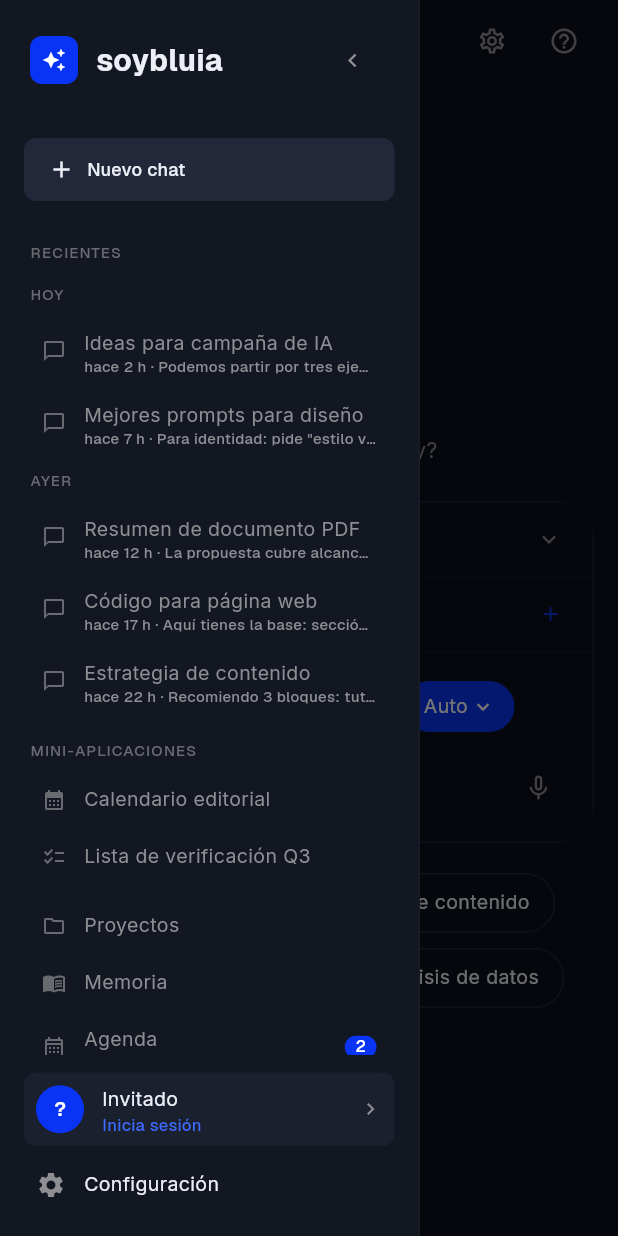
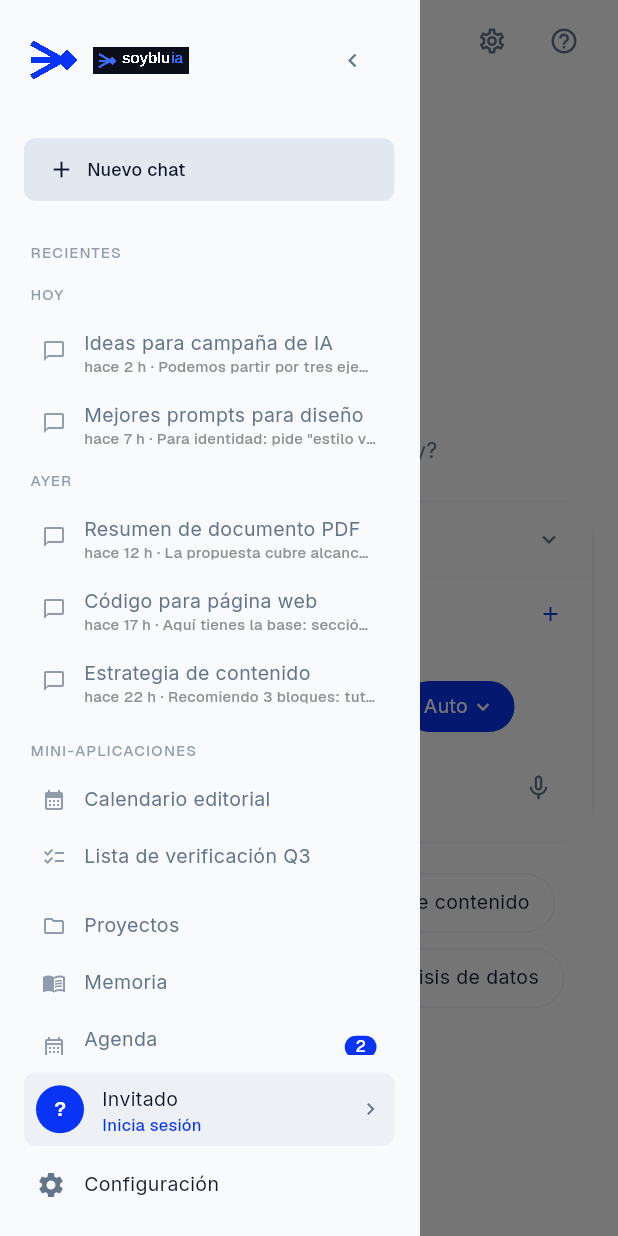
Before and after one commit to gpb-codes/blu-ai, a Flutter app: the screen it shows after launch, with the side drawer open, on a phone screen of 412 x 824 dp. Run offline on Flutter 3.47's test engine with Material 3 defaults, Android fonts, the phone set to English and light mode, and no system bars; our stand-ins replace shared_preferences; Roboto replaces fonts that are missing (Georgia).

Commit message:
UI: tema claro por defecto (blanco+azul) + logos reales
- app_colors.dart: light -> blanco puro #FFFFFF (antes crema), sidebar #F8FAFC, primary #0A34F5
- theme_controller: default 1 (blanco) en vez de 0 (oscuro)
- pubspec: assets/logos/* (mark-azul, wordmark claro/oscuro)
- app_sidebar + top_app_bar: Image.asset logos reales (mark-azul 32px + wordmark segun tema) en vez de Icon
- model_selector: selected azul #0A34F5 con texto/icono blanco (igual que screenshot), check blanco

```diff
--- a/apps/mobile/lib/theme/app_colors.dart
+++ b/apps/mobile/lib/theme/app_colors.dart
@@ -126,37 +126,37 @@ class AppPalette {
     warningContainer: Color(0x1FFFBF36),
   );
 
-  /// Tema claro: fondo crema cálido (claude.ai), superficies cálidas,
-  /// texto #0B0F1A, primario #0A34F5.
+  /// Tema claro (por defecto): blanco puro con azul #0A34F5 — espejo del screenshot
+  /// oscuro pero en claro. Sidebar gris muy claro #F8FAFC, superficies blancas.
   static const light = AppPalette(
-    background: BrandColors.crema,
-    surface: Color(0xFFFAF9F5),
-    surfaceContainerLow: Color(0xFFF0EEE6),
-    surfaceContainer: Color(0xFFEAE7DC),
-    surfaceContainerHigh: Color(0xFFE3E0D4),
-    surfaceContainerHighest: Color(0xFFDDD9CC),
-    surfaceVariant: Color(0xFFEAE7DC),
+    background: Color(0xFFFFFFFF),
+    surface: Color(0xFFFFFFFF),
+    surfaceContainerLow: Color(0xFFF8FAFC),
+    surfaceContainer: Color(0xFFF1F5F9),
+    surfaceContainerHigh: Color(0xFFE2E8F0),
+    surfaceContainerHighest: Color(0xFFD9E2EC),
+    surfaceVariant: Color(0xFFF1F5F9),
     surfaceBright: Color(0xFFFFFFFF),
-    onSurface: BrandColors.negroSuave,
-    onSurfaceVariant: BrandColors.gris,
-    outlineVariant: Color(0xFFDEDACC),
-    outline: BrandColors.gris,
+    onSurface: Color(0xFF0F172A),
+    onSurfaceVariant: Color(0xFF64748B),
+    outlineVariant: Color(0xFFE2E8F0),
+    outline: Color(0xFF94A3B8),
     primary: BrandColors.cobalt,
     onPrimary: Color(0xFFFFFFFF),
     primaryContainer: BrandColors.cobalt,
     onPrimaryContainer: Color(0xFFFFFFFF),
     secondaryContainer: Color(0xFFE0E7FF),
     onSecondaryContainer: Color(0xFF001A97),
-    tertiary: Color(0xFF46464B),
+    tertiary: Color(0xFF475569),
     inversePrimary: BrandColors.cobalt,
-    error: Color(0xFFBA1A1A),
-    errorContainer: Color(0xFFFFDAD6),
-    textQuaternary: Color(0xFF90939C),
-    elevatedOverlay: Color(0xFFF3F3F3),
-    success: Color(0xFF2E7D32),
-    successContainer: Color(0x1A2E7D32),
-    warning: Color(0xFFB26A00),
-    warningContainer: Color(0x1AB26A00),
+    error: Color(0xFFDC2626),
+    errorContainer: Color(0xFFFEE2E2),
+    textQuaternary: Color(0xFF94A3B8),
+    elevatedOverlay: Color(0xFFFFFFFF),
+    success: Color(0xFF16A34A),
+    successContainer: Color(0x1A16A34A),
+    warning: Color(0xFFD97706),
+    warningContainer: Color(0x1AD97706),
   );
 }
 
--- a/apps/mobile/lib/theme/theme_controller.dart
+++ b/apps/mobile/lib/theme/theme_controller.dart
@@ -10,8 +10,8 @@ class ThemeController extends ChangeNotifier {
 
   static const _prefsKey = 'themeIndex';
 
-  /// 0 = oscuro, 1 = blanco, 2 = sistema.
-  int themeIndex = 0;
+  /// 0 = oscuro, 1 = blanco (por defecto), 2 = sistema.
+  int themeIndex = 1;
 
   ThemeMode get mode => switch (themeIndex) {
         0 => ThemeMode.dark,
--- a/apps/mobile/lib/widgets/app_sidebar.dart
+++ b/apps/mobile/lib/widgets/app_sidebar.dart
@@ -274,26 +274,24 @@ class _BrandHeader extends StatelessWidget {
 
   @override
   Widget build(BuildContext context) {
+    final isLight = ThemeScope.of(context).background == AppPalette.light.background;
     return Padding(
       padding: const EdgeInsets.symmetric(horizontal: 4),
       child: Row(
         children: [
-          Container(
-            width: 32,
-            height: 32,
-            decoration: BoxDecoration(
-              color: BrandColors.cobalt,
-              borderRadius: BorderRadius.circular(8),
+          Image.asset('assets/logos/mark-azul.png', width: 32, height: 32, filterQuality: FilterQuality.high),
+          const SizedBox(width: 10),
+          Expanded(
+            child: Image.asset(
+              isLight ? 'assets/logos/wordmark-oscuro.png' : 'assets/logos/wordmark-claro.png',
+              height: 18,
+              alignment: Alignment.centerLeft,
+              fit: BoxFit.contain,
+              filterQuality: FilterQuality.high,
+              errorBuilder: (_, __, ___) => Text('soybluia',
+                  style: kHeadlineMd.copyWith(
+                      color: ThemeScope.of(context).onSurface, fontWeight: FontWeight.bold)),
             ),
-            alignment: Alignment.center,
-            child: const Icon(Icons.auto_awesome, size: 16, color: Colors.white),
-          ),
-          const SizedBox(width: 12),
-          Expanded(
-            child: Text('soybluia',
-                style: kHeadlineMd.copyWith(
-                    color: ThemeScope.of(context).onSurface,
-                    fontWeight: FontWeight.bold)),
           ),
           const SizedBox(width: 4),
           IconButton(
@@ -320,16 +318,7 @@ class _CollapsedBrand extends StatelessWidget {
       child: InkWell(
         onTap: onTap,
         borderRadius: BorderRadius.circular(8),
-        child: Container(
-          width: 40,
-          height: 40,
-          decoration: BoxDecoration(
-            color: BrandColors.cobalt,
-            borderRadius: BorderRadius.circular(10),
-          ),
-          alignment: Alignment.center,
-          child: const Icon(Icons.auto_awesome, size: 18, color: Colors.white),
-        ),
+        child: Image.asset('assets/logos/mark-azul.png', width: 40, height: 40, filterQuality: FilterQuality.high),
       ),
     );
   }
--- a/apps/mobile/lib/widgets/top_app_bar.dart
+++ b/apps/mobile/lib/widgets/top_app_bar.dart
@@ -47,6 +47,7 @@ class TopAppBar extends StatelessWidget {
 
   Widget _buildMobile(BuildContext context) {
     final c = ThemeScope.of(context);
+    final isLight = c.background == AppPalette.light.background;
     return Row(
       children: [
         IconButton(
@@ -56,20 +57,15 @@ class TopAppBar extends StatelessWidget {
               showBack ? () => Navigator.of(context).maybePop() : onMenuTap,
           tooltip: showBack ? 'Volver' : 'Abrir menú',
         ),
-        Container(
-          width: 32,
-          height: 32,
-          decoration: BoxDecoration(
-            color: c.primaryContainer,
-            borderRadius: BorderRadius.circular(8),
-          ),
-          alignment: Alignment.center,
-          child: const Icon(Icons.auto_awesome, size: 16, color: Colors.white),
+        Image.asset('assets/logos/mark-azul.png', width: 32, height: 32, filterQuality: FilterQuality.high),
+        const SizedBox(width: 10),
+        Image.asset(
+          isLight ? 'assets/logos/wordmark-oscuro.png' : 'assets/logos/wordmark-claro.png',
+          height: 16,
+          fit: BoxFit.contain,
+          errorBuilder: (_, __, ___) => Text('soybluia',
+              style: kHeadlineMd.copyWith(color: c.onSurface, fontWeight: FontWeight.bold)),
         ),
-        const SizedBox(width: 12),
-        Text('soybluia',
-            style: kHeadlineMd.copyWith(
-                color: c.onSurface, fontWeight: FontWeight.bold)),
         const Spacer(),
         if (onSettingsTap != null)
           IconButton(
--- a/apps/mobile/pubspec.yaml
+++ b/apps/mobile/pubspec.yaml
@@ -19,6 +19,12 @@ dev_dependencies:
 
 flutter:
   uses-material-design: true
+  assets:
+    - assets/logos/mark-azul.png
+    - assets/logos/wordmark-oscuro.png
+    - assets/logos/wordmark-claro.png
+    - assets/logos/app-icon-claro.png
+    - assets/logos/favicon-64.png
   fonts:
     - family: Inter
       fonts:
```
Also changed, not shown: apps/mobile/lib/widgets/model_selector.dart (+24 -16 lines), apps/mobile/assets/logos/app-icon-claro.png (added), apps/mobile/assets/logos/favicon-64.png (added), apps/mobile/assets/logos/mark-azul.png (added), apps/mobile/assets/logos/mark-azul.svg (added), apps/mobile/assets/logos/wordmark-claro.png (added), apps/mobile/assets/logos/wordmark-oscuro.png (added), apps/mobile/assets/logos/wordmark-oscuro.svg (added).
